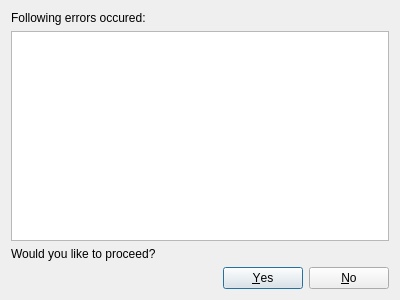
Old version of the form SQLiteStudio3/guiSQLiteStudio/dialogs/errorsconfirmdialog.ui in the repository pawelsalawa/sqlitestudio.
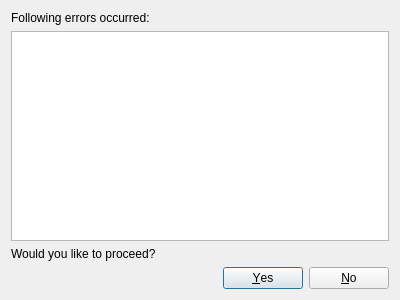
New version of the form.

Commit message: Fixed typo 'occured' to 'occurred'

Patch:
```diff
--- a/SQLiteStudio3/guiSQLiteStudio/dialogs/errorsconfirmdialog.ui
+++ b/SQLiteStudio3/guiSQLiteStudio/dialogs/errorsconfirmdialog.ui
@@ -17,7 +17,7 @@
    <item>
     <widget class="QLabel" name="topLabel">
      <property name="text">
-      <string>Following errors occured:</string>
+      <string>Following errors occurred:</string>
      </property>
     </widget>
    </item>
```
The commit also changes 79 other files.
